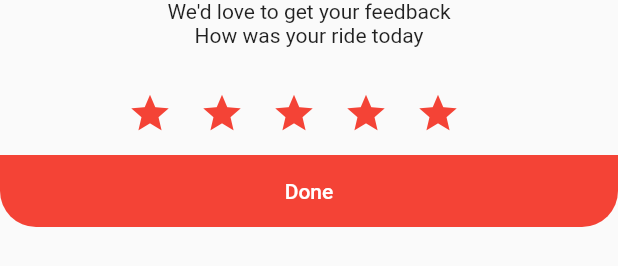
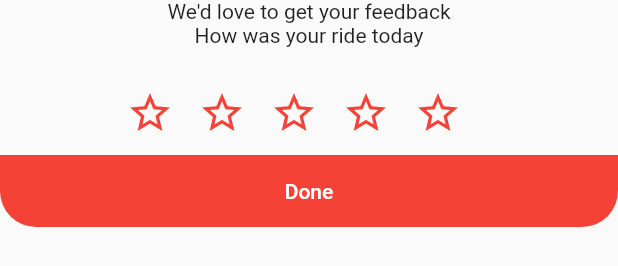
Before and after one commit to Danushan99/Rationg-Dialog-flutter, a Flutter app: the RatingView widget shown alone on an empty page, opened directly, on a phone screen of 412 x 824 dp. Shown: the part 223-489 px from the top of the screen. Run offline on Flutter 3.47's test engine with Material 2 defaults, Android fonts, the phone set to English and light mode, and no system bars.

Commit message:
star function

```diff
--- a/lib/rating_view.dart
+++ b/lib/rating_view.dart
@@ -12,6 +12,7 @@ class RatingView extends StatefulWidget {
 class _RatingViewState extends State<RatingView> {
   final _ratingPageController = PageController();
   var _startPotitions = 200.0;
+  var _rating = 0;
 
   @override
   Widget build(BuildContext context) {
@@ -42,7 +43,7 @@ class _RatingViewState extends State<RatingView> {
               color: Colors.red,
               child: MaterialButton(
                 onPressed: () {},
-                child: Text('Done'),
+                child: const Text('Done'),
                 textColor: Colors.white,
               ),
             ),
@@ -52,7 +53,7 @@ class _RatingViewState extends State<RatingView> {
             right: 0,
             child: MaterialButton(
               onPressed: () {},
-              child: Text("Skip"),
+              child: const Text("Skip"),
             ),
           ),
           //star animation
@@ -67,14 +68,21 @@ class _RatingViewState extends State<RatingView> {
                     (index) => IconButton(
                         onPressed: () {
                           setState(() {
-                            _startPotitions = 20.0;
+                            _startPotitions = 45.0;
+                            _rating = index + 1;
                           });
                         },
-                        icon: const Icon(
-                          Icons.star,
-                          size: 30,
-                          color: Colors.red,
-                        ))),
+                        icon: index < _rating
+                            ? const Icon(
+                                Icons.star,
+                                size: 32,
+                                color: Colors.red,
+                              )
+                            : const Icon(
+                                Icons.star_border,
+                                color: Colors.red,
+                                size: 32,
+                              ))),
               ),
               duration: const Duration(milliseconds: 300))
         ],
```
